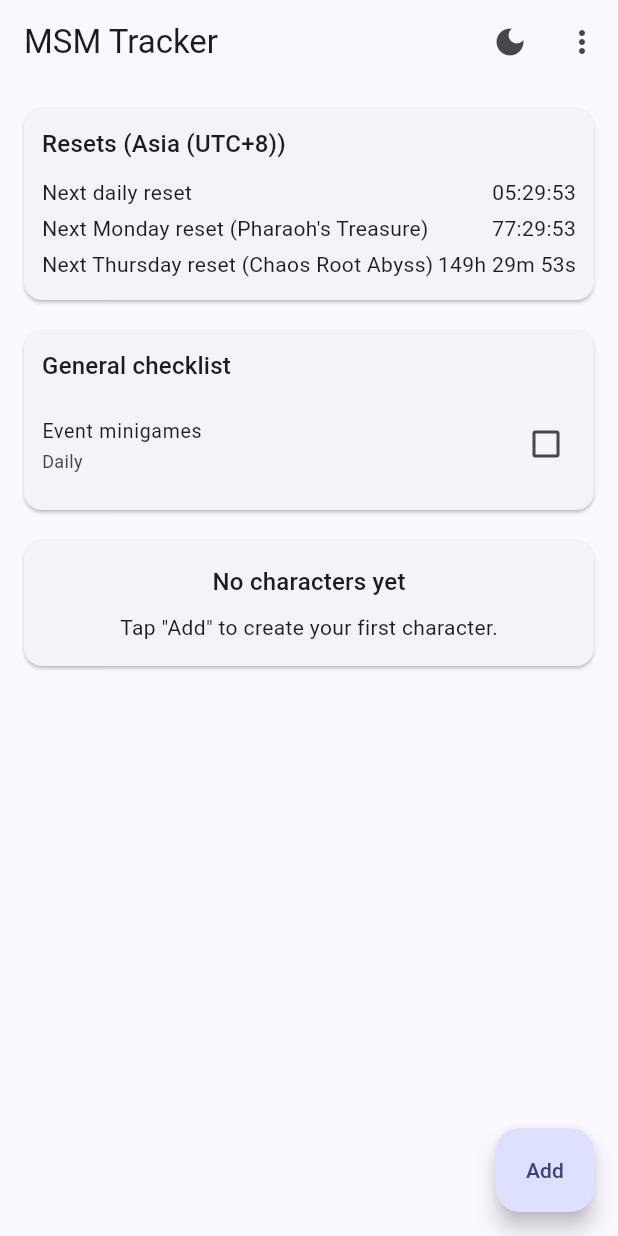
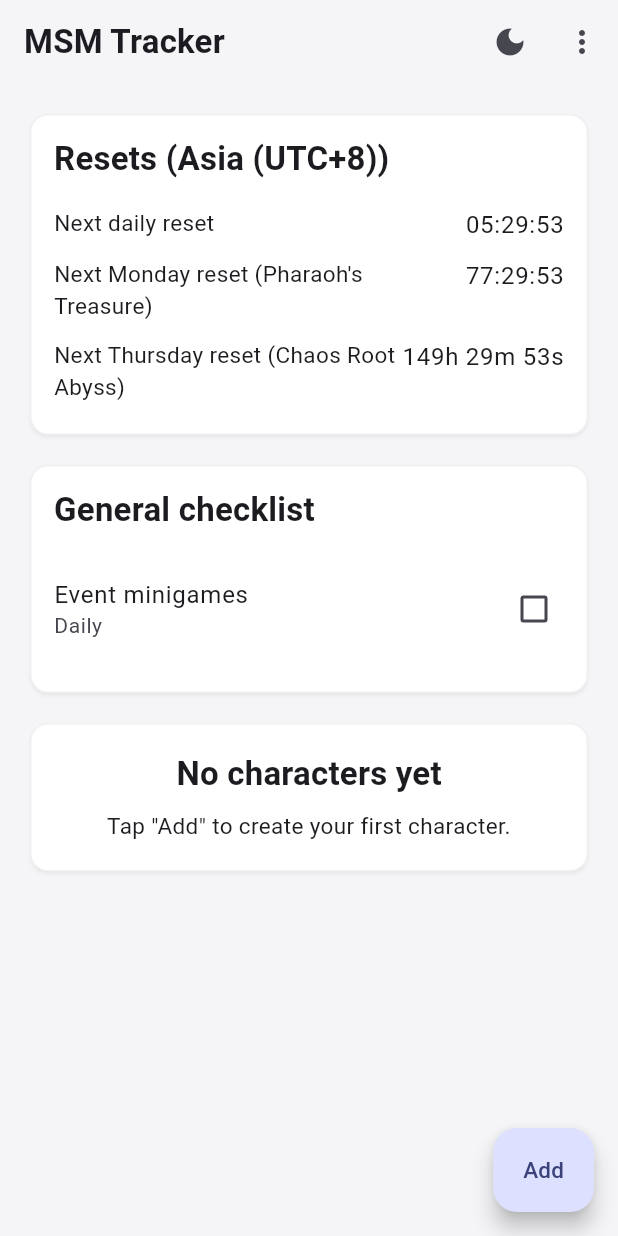
Before and after one commit to allanjchiang/MapleStoryM, a Flutter app: the screen it shows after launch, on a phone screen of 412 x 824 dp. Run offline on Flutter 3.47's test engine with Material 3 defaults, Android fonts, the phone set to English and light mode, and no system bars; our stand-ins replace file_picker, hive, hive_flutter; missing offline and left inert: file_saver; accounts and stored records are empty.

Commit message:
Make it more readable

```diff
--- a/msm_tracker/lib/src/screens/home_screen.dart
+++ b/msm_tracker/lib/src/screens/home_screen.dart
@@ -299,7 +299,7 @@ class _HomeScreenState extends State<HomeScreen> {
         label: const Text('Add'),
       ),
       body: ListView(
-        padding: const EdgeInsets.all(12),
+        padding: const EdgeInsets.all(16),
         children: [
           _ResetCard(
             untilDaily: untilDaily,
@@ -367,19 +367,28 @@ class _GeneralChecklistCard extends StatelessWidget {
     );
     final done = completions[_eventMinigamesId] == resetKey;
 
+    final theme = Theme.of(context);
     return Card(
       child: Padding(
-        padding: const EdgeInsets.all(12),
+        padding: const EdgeInsets.all(16),
         child: Column(
           crossAxisAlignment: CrossAxisAlignment.start,
           children: [
-            Text('General checklist', style: Theme.of(context).textTheme.titleMedium),
-            const SizedBox(height: 8),
+            Text(
+              'General checklist',
+              style: theme.textTheme.titleLarge,
+            ),
+            const SizedBox(height: 12),
             CheckboxListTile(
-              dense: true,
-              contentPadding: EdgeInsets.zero,
-              title: const Text('Event minigames'),
-              subtitle: const Text('Daily'),
+              contentPadding: const EdgeInsets.symmetric(vertical: 4, horizontal: 0),
+              title: Text(
+                'Event minigames',
+                style: theme.textTheme.bodyLarge,
+              ),
+              subtitle: Text(
+                'Daily',
+                style: theme.textTheme.bodySmall,
+              ),
               value: done,
               onChanged: (v) {
                 final next = Map<String, String>.from(completions);
@@ -413,31 +422,46 @@ class _ResetCard extends StatelessWidget {
 
   @override
   Widget build(BuildContext context) {
+    final theme = Theme.of(context);
     return Card(
       child: Padding(
-        padding: const EdgeInsets.all(12),
+        padding: const EdgeInsets.all(16),
         child: Column(
           crossAxisAlignment: CrossAxisAlignment.start,
           children: [
-            Text('Resets (${region.label})',
-                style: Theme.of(context).textTheme.titleMedium),
-            const SizedBox(height: 8),
-            _kv('Next daily reset', untilDaily),
-            _kv("Next Monday reset (Pharaoh's Treasure)", untilMon),
-            _kv('Next Thursday reset (Chaos Root Abyss)', untilThu),
+            Text(
+              'Resets (${region.label})',
+              style: theme.textTheme.titleLarge,
+            ),
+            const SizedBox(height: 12),
+            _kv(context, 'Next daily reset', untilDaily),
+            _kv(context, "Next Monday reset (Pharaoh's Treasure)", untilMon),
+            _kv(context, 'Next Thursday reset (Chaos Root Abyss)', untilThu),
           ],
         ),
       ),
     );
   }
 
-  Widget _kv(String k, String v) {
+  Widget _kv(BuildContext context, String k, String v) {
+    final theme = Theme.of(context);
     return Padding(
-      padding: const EdgeInsets.symmetric(vertical: 2),
+      padding: const EdgeInsets.symmetric(vertical: 6),
       child: Row(
+        crossAxisAlignment: CrossAxisAlignment.start,
         children: [
-          Expanded(child: Text(k)),
-          Text(v, style: const TextStyle(fontFeatures: [FontFeature.tabularFigures()])),
+          Expanded(
+            child: Text(
+              k,
+              style: theme.textTheme.bodyMedium,
+            ),
+          ),
+          Text(
+            v,
+            style: theme.textTheme.bodyLarge?.copyWith(
+              fontFeatures: const [FontFeature.tabularFigures()],
+            ),
+          ),
         ],
       ),
     );
@@ -449,14 +473,19 @@ class _EmptyState extends StatelessWidget {
 
   @override
   Widget build(BuildContext context) {
+    final theme = Theme.of(context);
     return Card(
       child: Padding(
-        padding: const EdgeInsets.all(16),
+        padding: const EdgeInsets.all(20),
         child: Column(
           children: [
-            Text('No characters yet', style: Theme.of(context).textTheme.titleMedium),
-            const SizedBox(height: 8),
-            const Text('Tap "Add" to create your first character.'),
+            Text('No characters yet', style: theme.textTheme.titleLarge),
+            const SizedBox(height: 10),
+            Text(
+              'Tap "Add" to create your first character.',
+              style: theme.textTheme.bodyMedium,
+              textAlign: TextAlign.center,
+            ),
           ],
         ),
       ),
@@ -484,6 +513,7 @@ class CharacterCard extends StatelessWidget {
 
   @override
   Widget build(BuildContext context) {
+    final theme = Theme.of(context);
     final eligibleTasks = TaskDefs.all
         .where((t) => t.isVisibleFor(character.level, character.starforce))
         .toList();
@@ -494,7 +524,7 @@ class CharacterCard extends StatelessWidget {
 
     return Card(
       child: Padding(
-        padding: const EdgeInsets.all(12),
+        padding: const EdgeInsets.all(16),
         child: Column(
           crossAxisAlignment: CrossAxisAlignment.start,
           children: [
@@ -503,7 +533,7 @@ class CharacterCard extends StatelessWidget {
                 Expanded(
                   child: Text(
                     character.name,
-                    style: Theme.of(context).textTheme.titleMedium,
+                    style: theme.textTheme.titleLarge,
                   ),
                 ),
                 IconButton(
@@ -524,11 +554,20 @@ class CharacterCard extends StatelessWidget {
                 IconButton(onPressed: onDelete, icon: const Icon(Icons.delete)),
               ],
             ),
-            const SizedBox(height: 4),
-            Text('Level: ${character.level}   Starforce: ${character.starforce}'),
-            const Divider(height: 20),
+            const SizedBox(height: 8),
+            Text(
+              'Level: ${character.level}   Starforce: ${character.starforce}',
+              style: theme.textTheme.bodySmall?.copyWith(
+                fontSize: 15,
+                height: 1.35,
+              ),
+            ),
+            const Divider(height: 28),
             if (visibleTasks.isEmpty)
-              const Text('No tasks to show for this character.')
+              Text(
+                'No tasks to show for this character.',
+                style: theme.textTheme.bodyMedium,
+              )
             else
               ...visibleTasks.map((def) {
                 final key = resetKeyFor(
@@ -538,8 +577,7 @@ class CharacterCard extends StatelessWidget {
                 );
                 final done = character.isTaskDoneForCurrentReset(def, key);
                 return ListTile(
-                  dense: true,
-                  contentPadding: EdgeInsets.zero,
+                  contentPadding: const EdgeInsets.symmetric(vertical: 6, horizontal: 0),
                   leading: Checkbox(
                     value: done,
                     onChanged: (v) {
@@ -550,7 +588,10 @@ class CharacterCard extends StatelessWidget {
                       }
                     },
                   ),
-                  title: Text(def.title),
+                  title: Text(
+                    def.title,
+                    style: theme.textTheme.bodyLarge,
+                  ),
                   trailing: PopupMenuButton<String>(
                     onSelected: (v) {
                       if (v == 'hide') onChanged(character.withTaskHidden(def));
@@ -602,15 +643,22 @@ class _ManageTasksDialogState extends State<ManageTasksDialog> {
 
   @override
   Widget build(BuildContext context) {
+    final theme = Theme.of(context);
     final tasks = TaskDefs.all;
     return AlertDialog(
-      title: Text('Tasks for ${widget.character.name}'),
+      title: Text(
+        'Tasks for ${widget.character.name}',
+        style: theme.textTheme.titleLarge,
+      ),
       content: SizedBox(
         width: 420,
         child: ListView(
           shrinkWrap: true,
           children: [
-            const Text('Toggle tasks you want to hide for this character.'),
+            Text(
+              'Toggle tasks you want to hide for this character.',
+              style: theme.textTheme.bodyMedium,
+            ),
             const SizedBox(height: 12),
             ...tasks.map((t) {
               final isEligible =
@@ -618,14 +666,18 @@ class _ManageTasksDialogState extends State<ManageTasksDialog> {
               final isHidden = _hidden.contains(t.id.name);
               final isOptionalEnabled = _enabledOptional.contains(t.id.name);
               return SwitchListTile(
-                contentPadding: EdgeInsets.zero,
-                title: Text(t.title),
+                contentPadding: const EdgeInsets.symmetric(vertical: 6),
+                title: Text(
+                  t.title,
+                  style: theme.textTheme.bodyLarge,
+                ),
                 subtitle: Text(
                   !isEligible
                       ? 'Not eligible'
                       : t.isOptional
                           ? (isOptionalEnabled ? 'Optional: enabled' : 'Optional: disabled')
                           : (isHidden ? 'Hidden' : 'Shown'),
+                  style: theme.textTheme.bodySmall,
                 ),
                 value: t.isOptional ? isOptionalEnabled : !isHidden,
                 onChanged: isEligible
--- a/msm_tracker/lib/src/theme/app_themes.dart
+++ b/msm_tracker/lib/src/theme/app_themes.dart
@@ -1,19 +1,100 @@
 import 'package:flutter/material.dart';
+
+/// Shared text theme: larger body, clear section headers, readable secondary.
+TextTheme _msmTextTheme({
+  required Color onSurface,
+  required Color onSurfaceVariant,
+}) {
+  return TextTheme(
+    titleLarge: TextStyle(
+      fontSize: 22,
+      height: 1.25,
+      fontWeight: FontWeight.w600,
+      letterSpacing: 0.15,
+      color: onSurface,
+    ),
+    titleMedium: TextStyle(
+      fontSize: 18,
+      height: 1.3,
+      fontWeight: FontWeight.w600,
+      letterSpacing: 0.15,
+      color: onSurface,
+    ),
+    titleSmall: TextStyle(
+      fontSize: 16,
+      height: 1.35,
+      fontWeight: FontWeight.w600,
+      color: onSurface,
+    ),
+    bodyLarge: TextStyle(
+      fontSize: 16,
+      height: 1.4,
+      fontWeight: FontWeight.w400,
+      color: onSurface,
+    ),
+    bodyMedium: TextStyle(
+      fontSize: 15,
+      height: 1.4,
+      fontWeight: FontWeight.w400,
+      color: onSurface,
+    ),
+    bodySmall: TextStyle(
+      fontSize: 14,
+      height: 1.35,
+      fontWeight: FontWeight.w400,
+      color: onSurfaceVariant,
+    ),
+    labelLarge: TextStyle(
+      fontSize: 15,
+      height: 1.35,
+      fontWeight: FontWeight.w500,
+      color: onSurface,
+    ),
+  );
+}
 
 /// Light theme (mobile default; user can switch on web too).
 ThemeData msmLightTheme() {
+  const onSurface = Color(0xFF1C1B1F);
+  const onSurfaceVariant = Color(0xFF49454F);
+  final scheme = ColorScheme.fromSeed(
+    seedColor: Colors.indigo,
+    surface: const Color(0xFFF5F5F7),
+  );
+  const card = Color(0xFFFFFFFF);
+
   return ThemeData(
-    colorScheme: ColorScheme.fromSeed(seedColor: Colors.indigo),
+    colorScheme: scheme,
     useMaterial3: true,
+    scaffoldBackgroundColor: scheme.surface,
+    textTheme: _msmTextTheme(onSurface: onSurface, onSurfaceVariant: onSurfaceVariant),
+    cardTheme: CardThemeData(
+      color: card,
+      surfaceTintColor: Colors.transparent,
+      elevation: 1,
+      shadowColor: Colors.black26,
+      shape: RoundedRectangleBorder(
+        borderRadius: BorderRadius.circular(12),
+        side: BorderSide(color: Colors.black.withValues(alpha: 0.06)),
+      ),
+    ),
+    listTileTheme: const ListTileThemeData(
+      minVerticalPadding: 12,
+      contentPadding: EdgeInsets.symmetric(horizontal: 8, vertical: 6),
+    ),
+    checkboxTheme: CheckboxThemeData(
+      visualDensity: VisualDensity.standard,
+      materialTapTargetSize: MaterialTapTargetSize.shrinkWrap,
+    ),
   );
 }
 
-/// Dark theme for web default: #1E1E1E background, ~87% white primary text.
+/// Dark theme: #1E1E1E background; cards lighter for stronger separation.
 ThemeData msmDarkTheme() {
   const bg = Color(0xFF1E1E1E);
   const onSurface = Color.fromRGBO(255, 255, 255, 0.87);
   const onSurfaceVariant = Color.fromRGBO(255, 255, 255, 0.60);
-  const card = Color(0xFF2D2D2D);
+  const card = Color(0xFF3A3A3A);
 
   final base = ColorScheme.dark(
     surface: bg,
@@ -24,8 +105,8 @@ ThemeData msmDarkTheme() {
     secondary: Colors.indigo.shade200,
     onSecondary: const Color(0xFF121212),
     surfaceContainerHighest: card,
-    outline: Color.fromRGBO(255, 255, 255, 0.12),
-    outlineVariant: Color.fromRGBO(255, 255, 255, 0.08),
+    outline: Color.fromRGBO(255, 255, 255, 0.14),
+    outlineVariant: Color.fromRGBO(255, 255, 255, 0.10),
   );
 
   return ThemeData(
@@ -33,16 +114,27 @@ ThemeData msmDarkTheme() {
     brightness: Brightness.dark,
     scaffoldBackgroundColor: bg,
     colorScheme: base,
+    textTheme: _msmTextTheme(onSurface: onSurface, onSurfaceVariant: onSurfaceVariant),
     appBarTheme: AppBarTheme(
       backgroundColor: bg,
       foregroundColor: onSurface,
       surfaceTintColor: Colors.transparent,
       elevation: 0,
+      titleTextStyle: const TextStyle(
+        fontSize: 20,
+        fontWeight: FontWeight.w600,
+        color: onSurface,
+      ),
     ),
     cardTheme: CardThemeData(
       color: card,
       surfaceTintColor: Colors.transparent,
-      elevation: 0,
+      elevation: 2,
+      shadowColor: Colors.black54,
+      shape: RoundedRectangleBorder(
+        borderRadius: BorderRadius.circular(12),
+        side: BorderSide(color: Colors.white.withValues(alpha: 0.08)),
+      ),
     ),
     dialogTheme: DialogThemeData(
       backgroundColor: card,
@@ -54,13 +146,15 @@ ThemeData msmDarkTheme() {
     ),
     snackBarTheme: SnackBarThemeData(
       backgroundColor: const Color(0xFF323232),
-      contentTextStyle: const TextStyle(color: onSurface),
+      contentTextStyle: const TextStyle(color: onSurface, fontSize: 15),
     ),
     inputDecorationTheme: InputDecorationTheme(
       labelStyle: TextStyle(color: onSurface.withValues(alpha: 0.9)),
       hintStyle: TextStyle(color: onSurface.withValues(alpha: 0.5)),
     ),
     checkboxTheme: CheckboxThemeData(
+      visualDensity: VisualDensity.standard,
+      materialTapTargetSize: MaterialTapTargetSize.shrinkWrap,
       fillColor: WidgetStateProperty.resolveWith((states) {
         if (states.contains(WidgetState.selected)) {
           return Colors.indigo.shade400;
@@ -68,14 +162,14 @@ ThemeData msmDarkTheme() {
         return null;
       }),
     ),
-    listTileTheme: ListTileThemeData(
-      textColor: onSurface,
-      iconColor: onSurface,
+    listTileTheme: const ListTileThemeData(
+      minVerticalPadding: 12,
+      contentPadding: EdgeInsets.symmetric(horizontal: 8, vertical: 6),
     ),
     popupMenuTheme: PopupMenuThemeData(
       color: card,
       surfaceTintColor: Colors.transparent,
-      textStyle: const TextStyle(color: onSurface),
+      textStyle: const TextStyle(color: onSurface, fontSize: 15),
     ),
   );
 }
```
